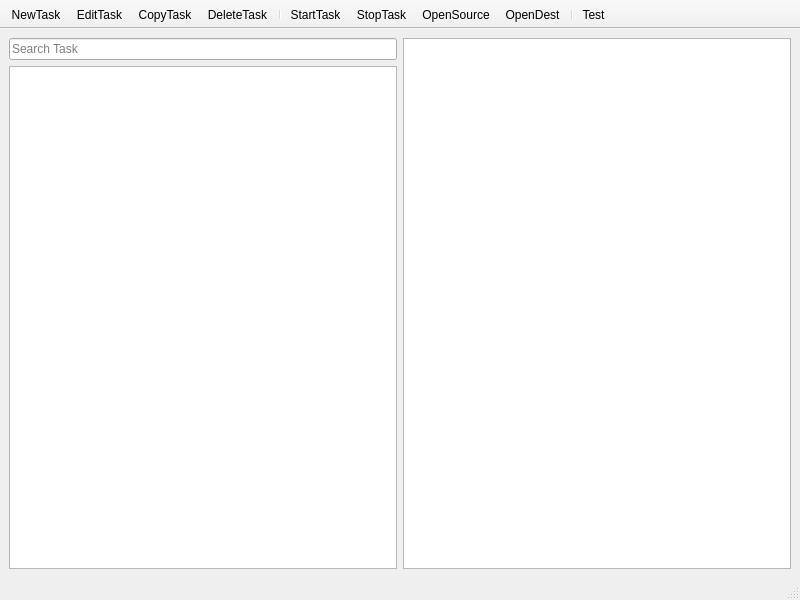
First picture: the form in designer/main_window.ui, repository funway/TransferDog, before the edit.
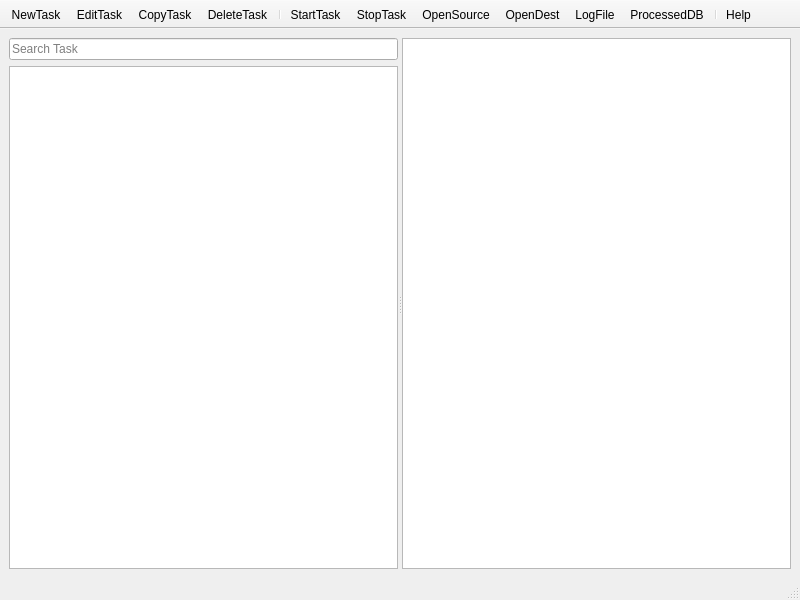
Second picture: the form after the edit. Icons and pictures are not drawn.

```diff
--- a/designer/main_window.ui
+++ b/designer/main_window.ui
@@ -19,6 +19,11 @@
   <widget class="QWidget" name="centralwidget">
    <layout class="QHBoxLayout" name="horizontalLayout">
     <item>
+     <widget class="QSplitter" name="splitter">
+      <property name="orientation">
+       <enum>Qt::Horizontal</enum>
+      </property>
+      <widget class="QWidget" name="layoutWidget">
      <layout class="QVBoxLayout" name="verticalLayout">
       <item>
        <widget class="QLineEdit" name="lineEdit">
@@ -34,9 +39,33 @@
        <widget class="QTreeView" name="treeView"/>
       </item>
      </layout>
-    </item>
+      </widget>
+      <widget class="QFrame" name="frame">
+       <property name="frameShape">
+        <enum>QFrame::NoFrame</enum>
+       </property>
+       <property name="frameShadow">
+        <enum>QFrame::Raised</enum>
+       </property>
+       <layout class="QVBoxLayout" name="verticalLayout_2">
+        <property name="leftMargin">
+         <number>0</number>
+        </property>
+        <property name="topMargin">
+         <number>0</number>
+        </property>
+        <property name="rightMargin">
+         <number>0</number>
+        </property>
+        <property name="bottomMargin">
+         <number>0</number>
+        </property>
     <item>
-     <widget class="QTableView" name="tableView"/>
+         <widget class="QTableWidget" name="tb_processed"/>
+        </item>
+       </layout>
+      </widget>
+     </widget>
     </item>
    </layout>
   </widget>
@@ -65,8 +94,10 @@
    <addaction name="actionStopTask"/>
    <addaction name="actionOpenSource"/>
    <addaction name="actionOpenDest"/>
+   <addaction name="actionOpenLogFile"/>
+   <addaction name="actionOpenProcessedDB"/>
    <addaction name="separator"/>
-   <addaction name="actionTest"/>
+   <addaction name="actionHelp"/>
   </widget>
   <widget class="QStatusBar" name="statusBar"/>
   <action name="actionNewTask">
@@ -90,16 +121,19 @@
     <string>EditTask</string>
    </property>
    <property name="toolTip">
-    <string>Edit a task's property</string>
+    <string>Edit the selected task's property</string>
    </property>
   </action>
-  <action name="actionTest">
+  <action name="actionHelp">
    <property name="icon">
     <iconset>
      <normaloff>../transfer_dog/resource/img/question-line.png</normaloff>../transfer_dog/resource/img/question-line.png</iconset>
    </property>
    <property name="text">
-    <string>Test</string>
+    <string>Help</string>
+   </property>
+   <property name="toolTip">
+    <string>Help</string>
    </property>
   </action>
   <action name="actionDeleteTask">
@@ -111,7 +145,7 @@
     <string>DeleteTask</string>
    </property>
    <property name="toolTip">
-    <string>Delete selected task</string>
+    <string>Delete the selected task</string>
    </property>
   </action>
   <action name="actionOpenSource">
@@ -146,6 +180,9 @@
    <property name="text">
     <string>CopyTask</string>
    </property>
+   <property name="toolTip">
+    <string>Copy selected task</string>
+   </property>
   </action>
   <action name="actionStopTask">
    <property name="icon">
@@ -155,6 +192,9 @@
    <property name="text">
     <string>StopTask</string>
    </property>
+   <property name="toolTip">
+    <string>Stop the selected task</string>
+   </property>
   </action>
   <action name="actionStartTask">
    <property name="icon">
@@ -163,6 +203,33 @@
    </property>
    <property name="text">
     <string>StartTask</string>
+   </property>
+   <property name="toolTip">
+    <string>Start the selected task</string>
+   </property>
+  </action>
+  <action name="actionOpenLogFile">
+   <property name="icon">
+    <iconset>
+     <normaloff>../transfer_dog/resource/img/bug-2-line.png</normaloff>../transfer_dog/resource/img/bug-2-line.png</iconset>
+   </property>
+   <property name="text">
+    <string>LogFile</string>
+   </property>
+   <property name="toolTip">
+    <string>Open task's log file</string>
+   </property>
+  </action>
+  <action name="actionOpenProcessedDB">
+   <property name="icon">
+    <iconset>
+     <normaloff>../transfer_dog/resource/img/git-repository-commits-line.png</normaloff>../transfer_dog/resource/img/git-repository-commits-line.png</iconset>
+   </property>
+   <property name="text">
+    <string>ProcessedDB</string>
+   </property>
+   <property name="toolTip">
+    <string>Open task's processed db</string>
    </property>
   </action>
  </widget>
```
Lines whose indentation alone changed are shown as unchanged.
